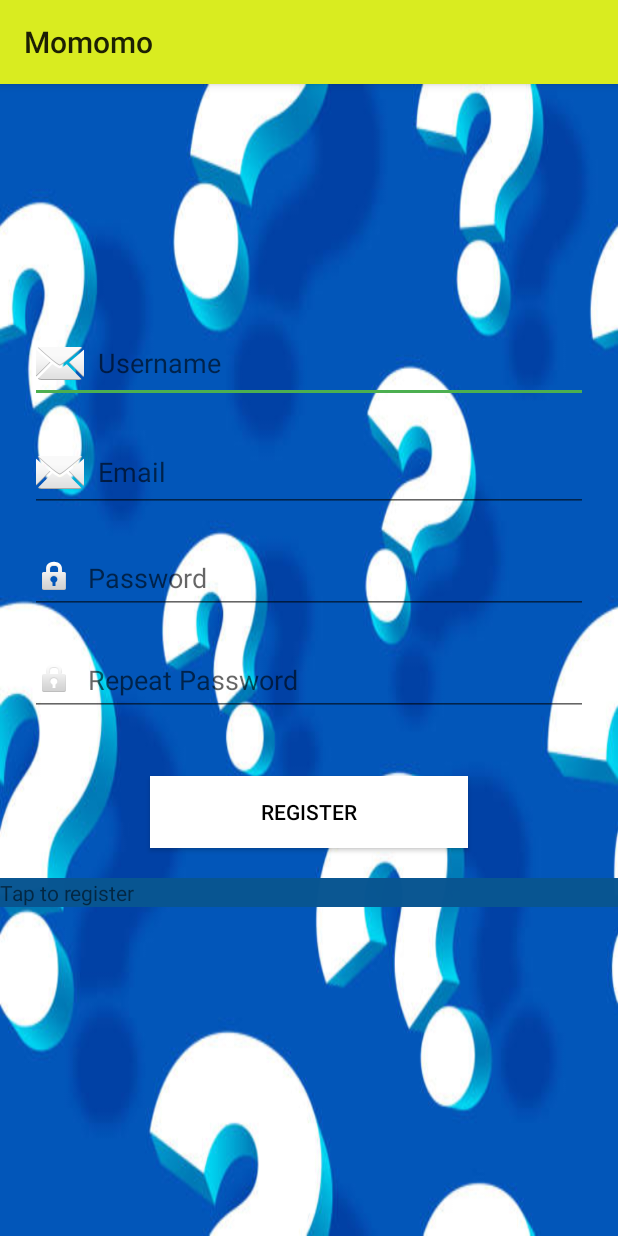
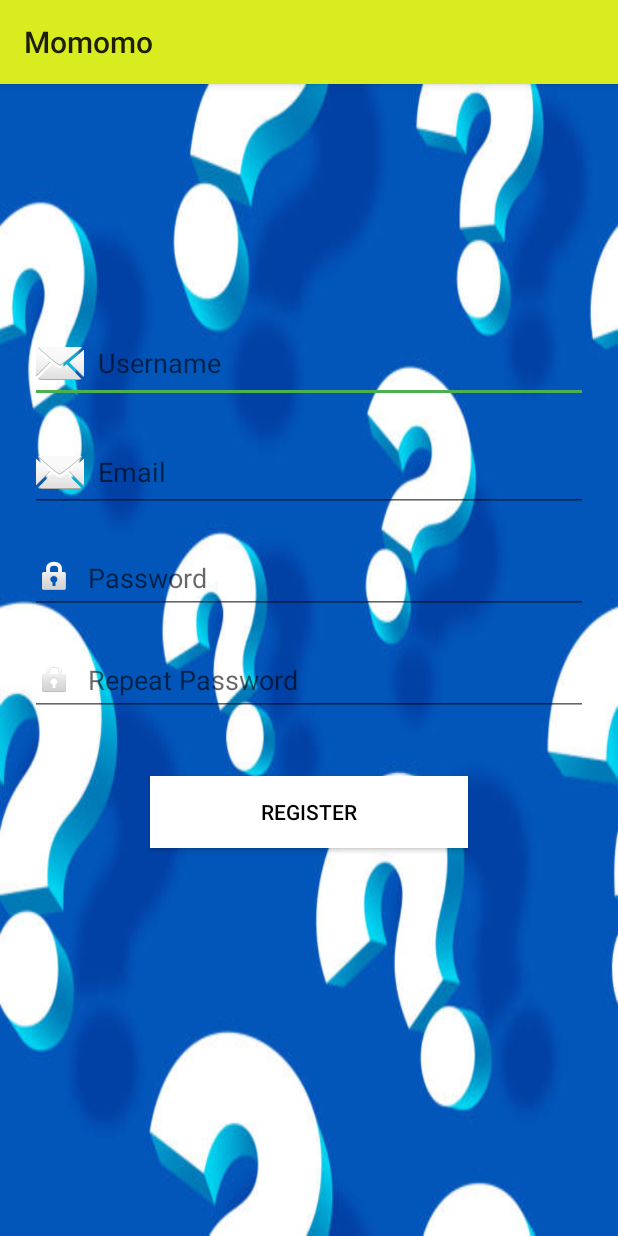
Before and after one commit to Aymensbiri/Quiz, an Android app: the screen it shows after launch (Register), after a tap on "REGISTER", on a phone screen of 412 x 824 dp. Run offline under Robolectric (Android 15) with nearby library versions, the phone set to English and light mode, and no system bars; our stand-ins replace Firebase (no records; nobody signed in at launch, a user with empty details on screens opened directly).

Commit message:
save keeping

```diff
--- a/app/src/main/java/com/example/momomo/MainActivity.java
+++ b/app/src/main/java/com/example/momomo/MainActivity.java
@@ -1,54 +1,92 @@
 package com.example.momomo;
 
+import androidx.annotation.NonNull;
 import androidx.appcompat.app.AppCompatActivity;
 
 import android.content.Intent;
 import android.os.Bundle;
+import android.text.TextUtils;
 import android.view.View;
 import android.widget.Button;
 import android.widget.EditText;
 import android.widget.TextView;
 import android.widget.Toast;
 
-public class MainActivity extends AppCompatActivity {
+import com.google.android.gms.tasks.OnCompleteListener;
+import com.google.android.gms.tasks.Task;
+import com.google.firebase.auth.AuthResult;
+import com.google.firebase.auth.FirebaseAuth;
+import com.google.firebase.auth.FirebaseUser;
 
-    EditText Mail,password;
+public class  MainActivity extends AppCompatActivity {
+
+    EditText email,password;
     Button sign;
-    TextView register;
+    Button Register;
+    private FirebaseAuth mAuth;
 
+
+    @Override
+    public void onStart() {
+        super.onStart();
+        FirebaseUser currentUser = mAuth.getCurrentUser();
+        if(currentUser != null){
+            Intent i2=new Intent(getApplicationContext(),Quiz1.class);
+            startActivity(i2);
+            finish();
+        }
+    }
 
     @Override
     protected void onCreate(Bundle savedInstanceState) {
         super.onCreate(savedInstanceState);
         setContentView(R.layout.activity_main);
-        Mail=findViewById(R.id.email);
+        email=findViewById(R.id.email);
         password=findViewById(R.id.password);
         sign=findViewById(R.id.signin);
+        mAuth= FirebaseAuth.getInstance();
         sign.setOnClickListener(new View.OnClickListener() {
             @Override
             public void onClick(View v) {
-                if (Mail.getText().toString().equals("aymoud") && password.getText().toString().equals("6378")) {
-                    Intent intent = new Intent(getApplicationContext(), Quiz1.class);
-                    startActivity(intent);
-                } else {
+                String strEmail = email.getText().toString();
+                String strPassword = password.getText().toString();
 
-                    Toast.makeText(getApplicationContext(), "login et password incorrects", Toast.LENGTH_SHORT).show();
-                    register = findViewById(R.id.Register);
-                    register.setOnClickListener(new View.OnClickListener() {
-                        @Override
-                        public void onClick(View v) {
-                            Intent intent2 = new Intent(getApplicationContext(), Register.class);
-                            startActivity(intent2);
-
-                        }
-
-
-                    });
+                if(TextUtils.isEmpty(strEmail)){
+                    Toast.makeText(MainActivity.this,"Enter Email",Toast.LENGTH_SHORT).show();
+                    return;
                 }
+                if(TextUtils.isEmpty(strPassword)){
+                    Toast.makeText(MainActivity.this,"Enter Password",Toast.LENGTH_SHORT).show();
+                    return;
+                }
+                mAuth.signInWithEmailAndPassword(strEmail, strPassword)
+                        .addOnCompleteListener(new OnCompleteListener<AuthResult>() {
+                            @Override
+                            public void onComplete(@NonNull Task<AuthResult> task) {
+                                if (task.isSuccessful()) {
+                                    Toast.makeText(getApplicationContext(), "Login Successfully.",
+                                            Toast.LENGTH_SHORT).show();
+                                    Intent i2=new Intent(getApplicationContext(),Quiz1.class);
+                                    startActivity(i2);
+                                    finish();
+                                } else {
+                                    Toast.makeText(MainActivity.this, "Authentication failed.",
+                                            Toast.LENGTH_SHORT).show();
+                                }
+                            }
+                        });
             }
 
-
         });
-
-        }
+        Register =findViewById(R.id.Register);
+        Register.setOnClickListener(new View.OnClickListener() {
+            @Override
+            public void onClick(View v) {
+                Intent i2=new Intent(getApplicationContext(),Register.class);
+                Toast.makeText(getApplicationContext(), "register",
+                        Toast.LENGTH_SHORT).show();
+                startActivity(i2);
+            }
+        });
     }
+}
--- a/app/src/main/java/com/example/momomo/Quiz1.java
+++ b/app/src/main/java/com/example/momomo/Quiz1.java
@@ -41,6 +41,7 @@ public class Quiz1 extends AppCompatActivity {
                 } else {
                     Toast.makeText(Quiz1.this, "Please select an option", Toast.LENGTH_SHORT).show();
                 }
+
             }
         });
     }
--- a/app/src/main/java/com/example/momomo/Quiz2.java
+++ b/app/src/main/java/com/example/momomo/Quiz2.java
@@ -40,6 +40,7 @@ public class Quiz2 extends AppCompatActivity {
                 } else {
                     Toast.makeText(Quiz2.this, "Please select an option", Toast.LENGTH_SHORT).show();
                 }
+
             }
         });
     }
--- a/app/src/main/java/com/example/momomo/Quiz3.java
+++ b/app/src/main/java/com/example/momomo/Quiz3.java
@@ -40,6 +40,7 @@ public class Quiz3 extends AppCompatActivity {
                 } else {
                     Toast.makeText(Quiz3.this, "Please select an option", Toast.LENGTH_SHORT).show();
                 }
+
             }
         });
     }
--- a/app/src/main/java/com/example/momomo/Register.java
+++ b/app/src/main/java/com/example/momomo/Register.java
@@ -1,4 +1,5 @@
 package com.example.momomo;
+
 import androidx.annotation.NonNull;
 import androidx.appcompat.app.AppCompatActivity;
 
@@ -12,21 +13,22 @@ import android.widget.Toast;
 
 import com.google.android.gms.tasks.OnCompleteListener;
 import com.google.android.gms.tasks.Task;
-import com.google.firebase.Firebase;
 import com.google.firebase.auth.AuthResult;
 import com.google.firebase.auth.FirebaseAuth;
 import com.google.firebase.auth.FirebaseUser;
 
-public class  Register extends AppCompatActivity {
-    EditText email, password, password1;
-    Button bregister;
+public class Register extends AppCompatActivity {
+    EditText name, email, password, cpassword;
+
+    Button buttonRegister;
     private FirebaseAuth mAuth;
+
     @Override
     public void onStart() {
         super.onStart();
         FirebaseUser currentUser = mAuth.getCurrentUser();
         if(currentUser != null){
-            Intent i2=new Intent(getApplicationContext(),Quiz1.class);
+            Intent i2=new Intent(getApplicationContext(),MainActivity.class);
             startActivity(i2);
             finish();
         }
@@ -36,28 +38,34 @@ public class  Register extends AppCompatActivity {
     protected void onCreate(Bundle savedInstanceState) {
         super.onCreate(savedInstanceState);
         setContentView(R.layout.activity_register);
-
+        name = findViewById(R.id.usernameEditText);
         email = findViewById(R.id.emailEditText);
         password = findViewById(R.id.passwordEditText);
-        password1 = findViewById(R.id.repeatPasswordEditText);
-        bregister = findViewById(R.id.Register);
-
-        bregister.setOnClickListener(new View.OnClickListener() {
+        cpassword = findViewById(R.id.repeatPasswordEditText);
+        buttonRegister = findViewById(R.id.Register);
+        mAuth=FirebaseAuth.getInstance();
+        buttonRegister.setOnClickListener(new View.OnClickListener() {
             @Override
             public void onClick(View v) {
-                String mail = email.getText().toString();
-                String pass = password.getText().toString();
-                String pass1 = password1.getText().toString();
 
-                if (TextUtils.isEmpty(mail) || TextUtils.isEmpty(pass) || TextUtils.isEmpty(pass1)) {
-                    Toast.makeText(Register.this, "Please fill in all fields", Toast.LENGTH_SHORT).show();
+                String strName = name.getText().toString();
+                String strEmail = email.getText().toString();
+                String strPassword = password.getText().toString();
+                String strCPassword = cpassword.getText().toString();
+
+                if(TextUtils.isEmpty(strEmail)){
+                    Toast.makeText(Register.this,"Enter Email",Toast.LENGTH_SHORT).show();
                     return;
                 }
-                mAuth.createUserWithEmailAndPassword(mail, pass)
+                if(TextUtils.isEmpty(strPassword)){
+                    Toast.makeText(Register.this,"Enter Password",Toast.LENGTH_SHORT).show();
+                    return;
+                }
+                mAuth.createUserWithEmailAndPassword(strEmail, strPassword)
                         .addOnCompleteListener(new OnCompleteListener<AuthResult>() {
                             @Override
                             public void onComplete(@NonNull Task<AuthResult> task) {
-                                if (task.isSuccessful()&& pass.equals(pass1)){
+                                if (task.isSuccessful()&& strPassword.equals(strCPassword)){
                                     Toast.makeText(Register.this, "Account created.",
                                             Toast.LENGTH_SHORT).show();
                                     Intent intent = new Intent(Register.this, MainActivity.class);
@@ -69,8 +77,10 @@ public class  Register extends AppCompatActivity {
                                 }
                             }
                         });
-
             }
         });
+
     }
+
+
 }
--- a/app/src/main/res/layout/activity_register.xml
+++ b/app/src/main/res/layout/activity_register.xml
@@ -69,12 +69,5 @@
         android:layout_marginEnd="100dp"
         android:textColor="@color/black"/>
 
-    <TextView
-        android:id="@+id/registerTextView"
-        android:layout_width="match_parent"
-        android:layout_height="wrap_content"
-        android:layout_gravity="center"
-        android:background="@color/blue"
-        android:text="Tap to register" />
 
 </LinearLayout>
```
